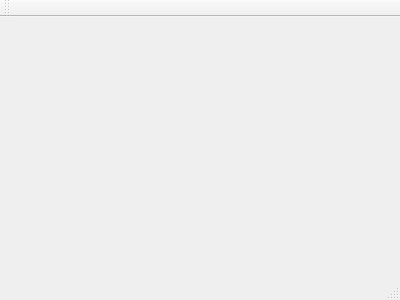
Old version of the form mainwindow.ui in the repository goonmax/openCV-qt.
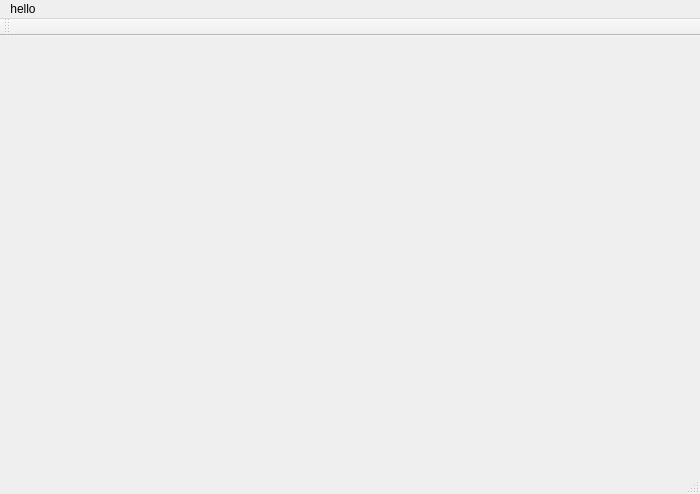
New version of the form.

```diff
--- a/mainwindow.ui
+++ b/mainwindow.ui
@@ -1,24 +1,45 @@
 <ui version="4.0">
  <class>MainWindow</class>
- <widget class="QMainWindow" name="MainWindow" >
-  <property name="geometry" >
+ <widget class="QMainWindow" name="MainWindow">
+  <property name="geometry">
    <rect>
     <x>0</x>
     <y>0</y>
-    <width>400</width>
-    <height>300</height>
+    <width>700</width>
+    <height>494</height>
    </rect>
   </property>
   <property name="windowTitle" >
    <string>MainWindow</string>
   </property>
-  <widget class="QMenuBar" name="menuBar" />
-  <widget class="QToolBar" name="mainToolBar" />
-  <widget class="QWidget" name="centralWidget" />
-  <widget class="QStatusBar" name="statusBar" />
+  <widget class="QWidget" name="centralWidget"/>
+  <widget class="QMenuBar" name="menuBar">
+   <property name="geometry">
+    <rect>
+     <x>0</x>
+     <y>0</y>
+     <width>700</width>
+     <height>22</height>
+    </rect>
+   </property>
+   <widget class="QMenu" name="menuhello">
+    <property name="title">
+     <string>hello</string>
+    </property>
+   </widget>
+   <addaction name="menuhello"/>
+  </widget>
+  <widget class="QToolBar" name="mainToolBar">
+   <attribute name="toolBarArea">
+    <enum>TopToolBarArea</enum>
+   </attribute>
+   <attribute name="toolBarBreak">
+    <bool>false</bool>
+   </attribute>
+  </widget>
+  <widget class="QStatusBar" name="statusBar"/>
  </widget>
- <layoutDefault spacing="6" margin="11" />
- <pixmapfunction></pixmapfunction>
+ <layoutdefault spacing="6" margin="11"/>
  <resources/>
  <connections/>
 </ui>
```
Left out of the diff: 3 changed lines with no effect on the pictures.
